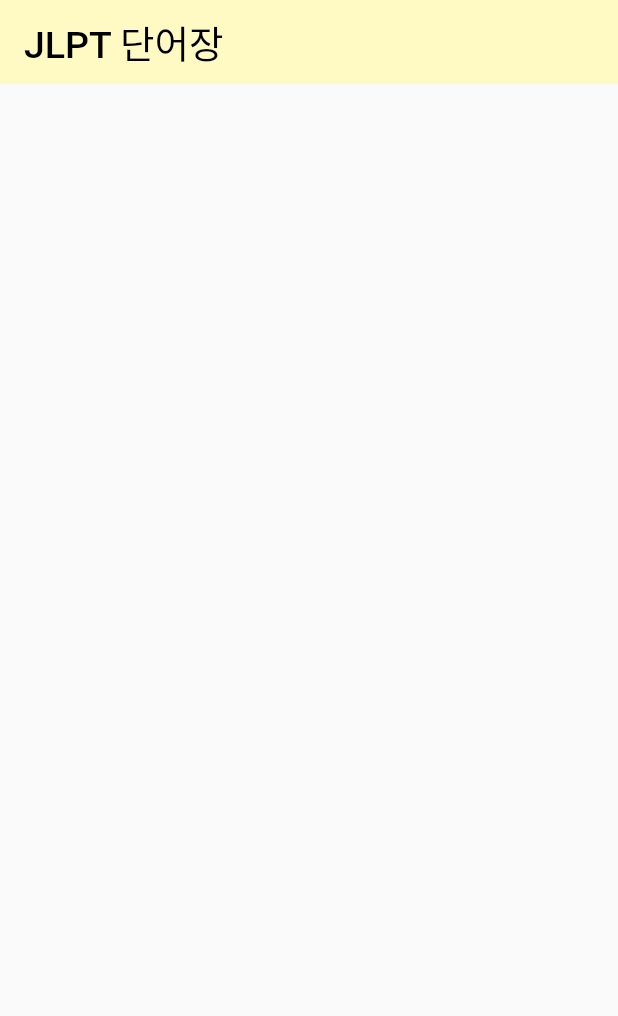
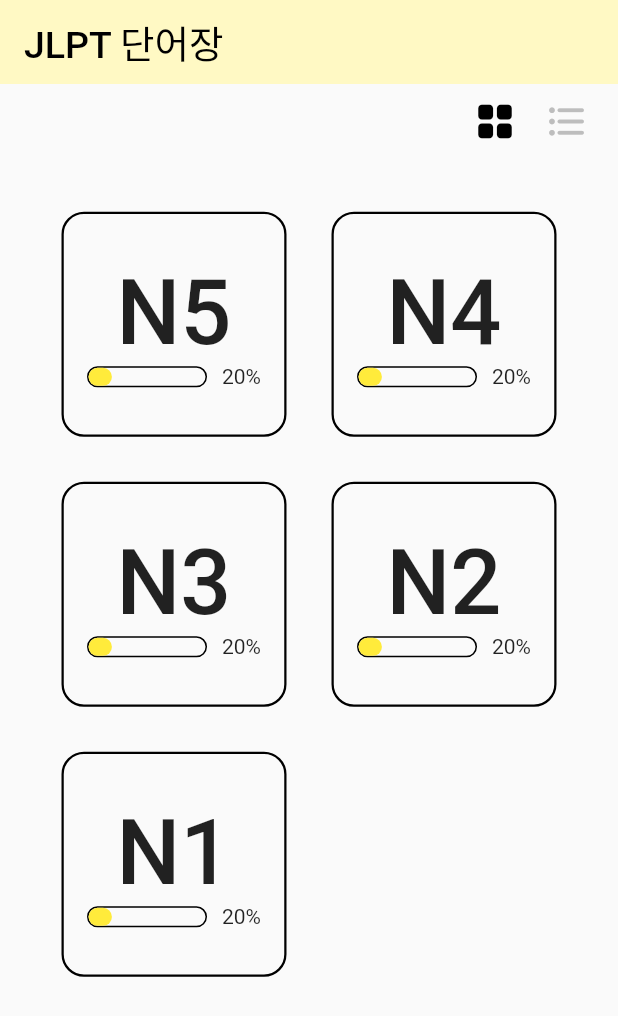
Before and after one commit to chae1-1111/jlpt-voca, a Flutter app: the screen it shows after launch, on a phone screen of 412 x 824 dp. Shown: the top 1016 px of the screen. Run offline on Flutter 3.47's test engine with Material 2 defaults, Android fonts, the light colour scheme and no system bars.

Commit message:
feat: 메인 화면 레이아웃 생성
메인 화면 레이아웃 생성
- grid/list 각 목록 생성

```diff
--- a/lib/main.dart
+++ b/lib/main.dart
@@ -1,4 +1,5 @@
 import 'package:flutter/material.dart';
+import 'package:voca/screens/mainScreen.dart';
 
 void main() {
   runApp(const MyApp());
@@ -22,15 +23,11 @@
           foregroundColor: Colors.black,
           elevation: 0,
         ),
+        primarySwatch: Colors.blue,
+        splashColor: Colors.transparent,
+        highlightColor: Colors.transparent,
       ),
-      home: Scaffold(
-        appBar: AppBar(
-          title: const Text(
-            "JLPT 단어장",
-          ),
-        ),
-        body: Container(),
-      ),
+      home: const MainScreen(),
     );
   }
 }
--- /dev/null
+++ b/lib/screens/mainScreen.dart
@@ -0,0 +1,258 @@
+import 'package:flutter/material.dart';
+
+class MainScreen extends StatefulWidget {
+  const MainScreen({
+    super.key,
+  });
+
+  @override
+  State<MainScreen> createState() => _MainScreenState();
+}
+
+class _MainScreenState extends State<MainScreen> {
+  bool isGrid = true;
+
+  @override
+  Widget build(BuildContext context) {
+    return Scaffold(
+      appBar: AppBar(
+        title: const Text(
+          "JLPT 단어장",
+        ),
+      ),
+      body: Container(
+        child: Column(
+          mainAxisAlignment: MainAxisAlignment.center,
+          children: [
+            Flexible(
+              flex: 1,
+              child: Padding(
+                padding: const EdgeInsets.symmetric(
+                  vertical: 10,
+                  horizontal: 10,
+                ),
+                child: Row(
+                  mainAxisAlignment: MainAxisAlignment.end,
+                  children: [
+                    IconButton(
+                      padding: EdgeInsets.zero,
+                      icon: Icon(
+                        Icons.grid_view_rounded,
+                        size: 30,
+                        color: isGrid ? Colors.black : Colors.grey[400],
+                      ),
+                      onPressed: () {
+                        setState(() {
+                          isGrid = true;
+                        });
+                      },
+                    ),
+                    IconButton(
+                      padding: EdgeInsets.zero,
+                      icon: Icon(
+                        Icons.format_list_bulleted_rounded,
+                        size: 30,
+                        color: isGrid ? Colors.grey[400] : Colors.black,
+                      ),
+                      onPressed: () {
+                        setState(() {
+                          isGrid = false;
+                        });
+                      },
+                    )
+                  ],
+                ),
+              ),
+            ),
+            Flexible(
+              flex: 16,
+              child: ListView(
+                children: [
+                  Column(
+                    mainAxisAlignment: MainAxisAlignment.center,
+                    children: [
+                      LevelList(
+                        levels: const [
+                          "N5",
+                          "N4",
+                          "N3",
+                          "N2",
+                          "N1",
+                        ],
+                        isGrid: isGrid,
+                      ),
+                    ],
+                  ),
+                ],
+              ),
+            ),
+          ],
+        ),
+      ),
+    );
+  }
+}
+
+class LevelList extends StatelessWidget {
+  final List<String> levels;
+  final bool isGrid;
+
+  const LevelList({
+    super.key,
+    required this.levels,
+    required this.isGrid,
+  });
+
+  List<Widget> getItems() {
+    List<Widget> result = [];
+
+    for (String level in levels) {
+      result.add(
+        isGrid
+            ? LevelItem(
+                name: level,
+                total: 500,
+                completed: 100,
+                isGrid: isGrid,
+              )
+            : LevelItem(
+                name: level,
+                total: 500,
+                completed: 100,
+                isGrid: isGrid,
+              ),
+      );
+    }
+
+    return result;
+  }
+
+  @override
+  Widget build(BuildContext context) {
+    return isGrid
+        ? Padding(
+            padding: const EdgeInsets.only(
+              top: 40,
+            ),
+            child: Wrap(
+              alignment: WrapAlignment.start,
+              direction: Axis.horizontal,
+              spacing: 30,
+              runSpacing: 30,
+              children: [
+                ...getItems(),
+              ],
+            ),
+          )
+        : Padding(
+            padding: const EdgeInsets.symmetric(
+              horizontal: 20,
+            ),
+            child: Column(
+              crossAxisAlignment: CrossAxisAlignment.center,
+              children: [
+                ...getItems(),
+              ],
+            ),
+          );
+  }
+}
+
+class LevelItem extends StatelessWidget {
+  final String name;
+  final int total, completed;
+  final bool isGrid;
+
+  const LevelItem({
+    super.key,
+    required this.name,
+    required this.total,
+    required this.completed,
+    required this.isGrid,
+  });
+
+  @override
+  Widget build(BuildContext context) {
+    return Column(
+      children: [
+        Container(
+          width: isGrid ? 150 : null,
+          height: isGrid ? 150 : null,
+          padding: const EdgeInsets.symmetric(
+            vertical: 20,
+            horizontal: 10,
+          ),
+          decoration: isGrid
+              ? BoxDecoration(
+                  border: Border.all(
+                    width: 1.5,
+                    color: Colors.black,
+                  ),
+                  borderRadius: BorderRadius.circular(15),
+                )
+              : null,
+          child: Column(
+            mainAxisAlignment: MainAxisAlignment.center,
+            crossAxisAlignment:
+                isGrid ? CrossAxisAlignment.center : CrossAxisAlignment.start,
+            children: [
+              Text(
+                name,
+                style: TextStyle(
+                  fontSize: isGrid ? 60 : 40,
+                  fontWeight: FontWeight.w500,
+                ),
+              ),
+              SizedBox(
+                height: isGrid ? 0 : 10,
+              ),
+              Row(
+                mainAxisAlignment:
+                    isGrid ? MainAxisAlignment.center : MainAxisAlignment.start,
+                children: [
+                  Container(
+                    width: isGrid ? 80 : 300,
+                    height: 14,
+                    decoration: BoxDecoration(
+                      border: Border.all(
+                        width: 1,
+                      ),
+                      borderRadius: BorderRadius.circular(7),
+                    ),
+                    child: Row(
+                      children: [
+                        Flexible(
+                          flex: completed,
+                          child: Container(
+                            decoration: BoxDecoration(
+                              color: Colors.yellow,
+                              borderRadius: BorderRadius.circular(7),
+                            ),
+                          ),
+                        ),
+                        Flexible(
+                          flex: total - completed,
+                          child: const SizedBox(),
+                        ),
+                      ],
+                    ),
+                  ),
+                  const SizedBox(
+                    width: 10,
+                  ),
+                  Text("${(completed / total * 100).floor()}%"),
+                ],
+              ),
+            ],
+          ),
+        ),
+        isGrid
+            ? const SizedBox()
+            : const Divider(
+                thickness: 1,
+                height: 1,
+              ),
+      ],
+    );
+  }
+}
```
